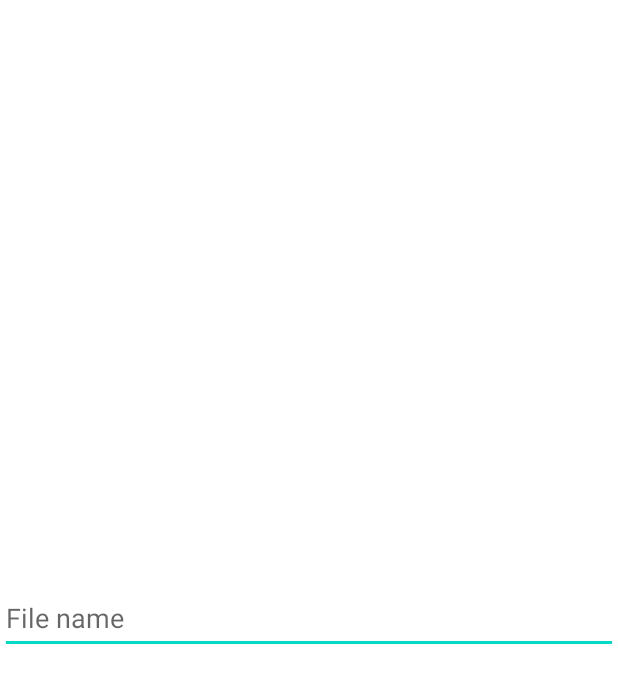
After one commit to MiDe-S/AmiiboScanner, an Android app: the layout save_dlg.xml on its own in the app's theme, with its tools: preview values and no code run, on a phone screen of 412 x 824 dp. The commit adds this screen. Shown: the top 683 px of the screen. Run offline under Robolectric (Android 15) with nearby library versions, the phone set to English and light mode, and no system bars.

Commit message:
bin saving and loading is functional

```diff
--- a/app/src/main/AndroidManifest.xml
+++ b/app/src/main/AndroidManifest.xml
@@ -5,6 +5,7 @@
     <uses-permission android:name="android.permission.INTERNET" />
     <uses-feature android:name="android.hardware.nfc" android:required="true" />
     <uses-permission android:name="android.permission.WRITE_EXTERNAL_STORAGE" />
+    <uses-permission android:name="android.permission.READ_EXTERNAL_STORAGE" />
 
     <application
         android:allowBackup="true"
--- a/app/src/main/res/layout/activity_main.xml
+++ b/app/src/main/res/layout/activity_main.xml
@@ -105,9 +105,10 @@
                 android:id="@+id/load_file_button"
                 android:layout_width="wrap_content"
                 android:layout_height="wrap_content"
+                android:onClick="onLoadFileClick"
                 android:paddingLeft="30dp"
                 android:paddingRight="30dp"
-                android:text="@string/load_file_button"/>
+                android:text="@string/load_file_button" />
 
             <Space
                 android:layout_width="0dp"
@@ -119,6 +120,7 @@
                 android:id="@+id/save_file_button"
                 android:layout_width="wrap_content"
                 android:layout_height="wrap_content"
+                android:onClick="onSaveFileClick"
                 android:paddingLeft="30dp"
                 android:paddingRight="30dp"
                 android:text="@string/save_file_button" />
--- /dev/null
+++ b/app/src/main/res/layout/save_dlg.xml
@@ -0,0 +1,16 @@
+<?xml version="1.0" encoding="utf-8"?>
+<RelativeLayout xmlns:android="http://schemas.android.com/apk/res/android"
+    android:layout_width="match_parent"
+    android:layout_height="match_parent">
+
+    <EditText
+        android:id="@+id/editName"
+        android:layout_width="match_parent"
+        android:layout_height="wrap_content"
+        android:layout_centerInParent="true"
+        android:hint="@string/file_name"
+        android:inputType="text"
+        android:minHeight="48dp"
+        android:singleLine="true" />
+
+</RelativeLayout>
--- a/app/src/main/res/values/strings.xml
+++ b/app/src/main/res/values/strings.xml
@@ -6,4 +6,6 @@
     <string name="restore_tag_button">Restore Tag</string>
     <string name="placeholder_char_name">Character</string>
     <string name="placeholder_series_name">Series</string>
+    <string name="file_name">File name</string>
+    <string name="save_dlg">Save File</string>
 </resources>
```
Also changed, not shown: app/src/main/java/edu/msu/masiakde/amiiboscanner/SaveDlg.java (added, +73 -0 lines), app/src/main/java/edu/msu/masiakde/amiiboscanner/ScannerActivity.java (+56 -0 lines), app/src/main/java/edu/msu/masiakde/amiiboscanner/ScannerView.java (+28 -0 lines), app/src/main/java/edu/msu/masiakde/amiiboscanner/VirtualAmiiboFile.java (+15 -2 lines).
